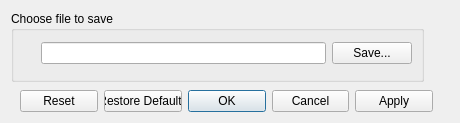
First picture: the form in src/Interface/Modules/DataIO/WriteMatrix.ui, repository SCIInstitute/SCIRun, before the edit.
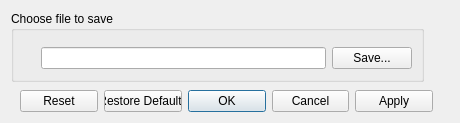
Second picture: the form after the edit.

Commit message: Minimum size for filename. Closes #85.

What changed in the file:
```diff
--- a/src/Interface/Modules/DataIO/WriteMatrix.ui
+++ b/src/Interface/Modules/DataIO/WriteMatrix.ui
@@ -74,12 +74,18 @@
       <x>30</x>
       <y>30</y>
       <width>371</width>
-      <height>25</height>
+      <height>34</height>
      </rect>
     </property>
     <layout class="QHBoxLayout" name="horizontalLayout">
      <item>
       <widget class="QLineEdit" name="fileNameLineEdit_">
+       <property name="minimumSize">
+        <size>
+         <width>0</width>
+         <height>22</height>
+        </size>
+       </property>
        <property name="dragEnabled">
         <bool>false</bool>
        </property>
```
The commit also changes 1 other file.
